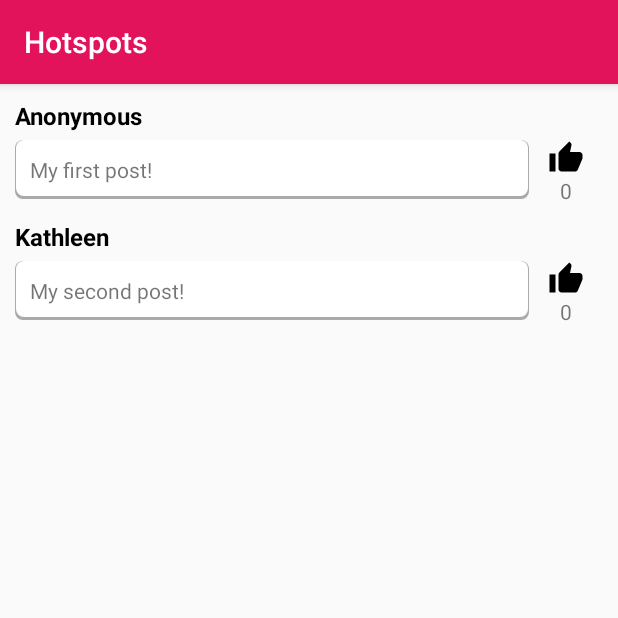
After one commit to matthew-richard/Hotspots, an Android app: the fragment Feed shown on its own in the app's theme, on a phone screen of 412 x 824 dp, the top half of it. The commit adds this screen. Run offline under Robolectric (Android 15) with nearby library versions, the phone set to English and light mode, and no system bars.

Commit message:
Added a listview/feed view

```diff
--- /dev/null
+++ b/app/src/main/java/com/teamhotspots/hotspots/Feed.java
@@ -0,0 +1,110 @@
+package com.teamhotspots.hotspots;
+
+
+import android.content.Context;
+import android.os.Bundle;
+import android.support.v4.app.Fragment;
+import android.view.LayoutInflater;
+import android.view.View;
+import android.view.ViewGroup;
+import android.widget.AdapterView;
+import android.widget.ArrayAdapter;
+import android.widget.ImageView;
+import android.widget.ListView;
+import android.widget.TextView;
+
+import java.text.SimpleDateFormat;
+import java.util.ArrayList;
+import java.util.Date;
+import java.util.List;
+
+/**
+ * Created by Kathleen on 4/7/2017.
+ */
+
+public class Feed extends Fragment {
+    private ListView postsListView;
+    private List<Post> posts = new ArrayList<Post>();
+    private PostAdapter adapter;
+
+    @Override
+    public View onCreateView(LayoutInflater inflater, ViewGroup container, Bundle savedInstanceState) {
+        super.onCreate(savedInstanceState);
+        View view = inflater.inflate(R.layout.fragment_feed,
+                container, false);
+
+        generatePosts();
+        postsListView = (ListView) view.findViewById(R.id.feed_list);
+        adapter = new PostAdapter(getActivity(), R.layout.post, posts);
+        postsListView.setAdapter(adapter);
+/*
+        postsListView.setOnItemClickListener(new AdapterView.OnItemClickListener(){
+            @Override
+            public void onItemClick(AdapterView<?>adapter,View v, int position, long id){
+                Post item = (Post) adapter.getItemAtPosition(position);
+
+                EditPost fragment = new EditPost();
+                Bundle args = new Bundle();
+                args.putLong(EditPost.DATE_MS, item.getDate().getTime());
+                args.putDouble(EditPost.HOURS, item.getHours());
+                args.putBoolean(EditPost.DAY, item.getDay());
+                args.putInt(EditPost.Post_TYPE, item.getPostType());
+                args.putInt(EditPost.WEATHER, item.getWeather());
+
+                fragment.setArguments(args);
+                getFragmentManager().beginTransaction().replace(R.id.content_frame, fragment).commit();
+            }
+        });*/
+
+        return view;
+    }
+
+    private void generatePosts() {
+        posts.add(new Post(getString(R.string.anonymous), "My first post!", null));
+        posts.add(new Post("Kathleen", "My second post!", null));
+    }
+
+    private class PostAdapter extends ArrayAdapter<Post> {
+        private Context context;
+        private List<Post> items;
+
+        public PostAdapter(Context context, int textViewResourceId, List<Post> items) {
+            super(context, textViewResourceId, items);
+            this.context = context;
+            this.items = items;
+        }
+
+        @Override
+        public View getView(int position, View convertView, ViewGroup parent) {
+            View view = convertView;
+            if (view == null) {
+                LayoutInflater vi = (LayoutInflater) context.getSystemService(Context.LAYOUT_INFLATER_SERVICE);
+                view = vi.inflate(R.layout.post, null);
+            }
+
+            Post p = items.get(position);
+            if (p != null) {
+                TextView username = (TextView) view.findViewById(R.id.username);
+                ImageView picture = (ImageView) view.findViewById(R.id.picture);
+                TextView message = (TextView) view.findViewById(R.id.message);
+                TextView likes = (TextView) view.findViewById(R.id.likes);
+                if (username != null) {
+                    username.setText(p.getUsername());
+                }
+
+                if (picture != null && p.getDrawable() != null) {
+                    picture.setBackgroundResource(p.getDrawable());
+                }
+
+                if (message != null) {
+                    message.setText(p.getMsg());
+                }
+
+                if (likes != null) {
+                    likes.setText("" + p.getNumLikes());
+                }
+            }
+            return view;
+        }
+    }
+}
--- /dev/null
+++ b/app/src/main/java/com/teamhotspots/hotspots/Post.java
@@ -0,0 +1,51 @@
+package com.teamhotspots.hotspots;
+
+/**
+ * Created by Kathleen on 4/7/2017.
+ */
+
+public class Post {
+    private String username;
+    private String msg;
+    private Integer drawable;    // for this stage only
+    private int numLikes;
+
+    public Post(String username, String msg, Integer drawable) {
+        this.username = username;
+        this.msg = msg;
+        this.drawable = drawable;
+        this.numLikes = 0;
+    }
+
+    public String getUsername() {
+        return username;
+    }
+
+    public void setUsername(String username) {
+        this.username = username;
+    }
+
+    public String getMsg() {
+        return msg;
+    }
+
+    public void setMsg(String msg) {
+        this.msg = msg;
+    }
+
+    public Integer getDrawable() {
+        return drawable;
+    }
+
+    public void setDrawable(Integer drawable) {
+        this.drawable = drawable;
+    }
+
+    public int getNumLikes() {
+        return this.numLikes;
+    }
+
+    public void upvote() {
+        this.numLikes++;
+    }
+}
--- /dev/null
+++ b/app/src/main/res/drawable/ic_thumb_up_black_24dp.xml
@@ -0,0 +1,9 @@
+<vector xmlns:android="http://schemas.android.com/apk/res/android"
+        android:width="24dp"
+        android:height="24dp"
+        android:viewportWidth="24.0"
+        android:viewportHeight="24.0">
+    <path
+        android:fillColor="#FF000000"
+        android:pathData="M1,21h4L5,9L1,9v12zM23,10c0,-1.1 -0.9,-2 -2,-2h-6.31l0.95,-4.57 0.03,-0.32c0,-0.41 -0.17,-0.79 -0.44,-1.06L14.17,1 7.59,7.59C7.22,7.95 7,8.45 7,9v10c0,1.1 0.9,2 2,2h9c0.83,0 1.54,-0.5 1.84,-1.22l3.02,-7.05c0.09,-0.23 0.14,-0.47 0.14,-0.73v-1.91l-0.01,-0.01L23,10z"/>
+</vector>
--- /dev/null
+++ b/app/src/main/res/drawable/rectangle_with_shadow.xml
@@ -0,0 +1,17 @@
+<?xml version="1.0" encoding="utf-8"?>
+<layer-list xmlns:android="http://schemas.android.com/apk/res/android">
+    <item >
+        <shape
+            android:shape="rectangle">
+            <solid android:color="@android:color/darker_gray" />
+            <corners android:radius="5dp"/>
+        </shape>
+    </item>
+    <item android:right="1dp" android:left="1dp" android:bottom="2dp">
+        <shape
+            android:shape="rectangle">
+            <solid android:color="@android:color/white"/>
+            <corners android:radius="5dp"/>
+        </shape>
+    </item>
+</layer-list>
--- /dev/null
+++ b/app/src/main/res/layout/fragment_feed.xml
@@ -0,0 +1,15 @@
+<?xml version="1.0" encoding="utf-8"?>
+<LinearLayout xmlns:android="http://schemas.android.com/apk/res/android"
+    android:orientation="vertical" android:layout_width="match_parent"
+    android:layout_height="match_parent"
+    android:layout_margin="10dp">
+
+    <ListView
+        android:id="@+id/feed_list"
+        android:layout_height="wrap_content"
+        android:layout_width="match_parent"
+        android:dividerHeight="10.0sp"
+        android:divider="@android:color/transparent">
+    </ListView>
+
+</LinearLayout>
--- /dev/null
+++ b/app/src/main/res/layout/post.xml
@@ -0,0 +1,53 @@
+<?xml version="1.0" encoding="utf-8"?>
+<LinearLayout xmlns:android="http://schemas.android.com/apk/res/android"
+    android:orientation="vertical" android:layout_width="match_parent"
+    android:layout_height="match_parent"
+    android:layout_margin="10dp">
+
+    <TextView android:id="@+id/username"
+        android:layout_width="match_parent"
+        android:layout_height="wrap_content"
+        android:textColor="@color/black"
+        android:textStyle="bold"
+        android:layout_gravity="left"
+        android:textSize="16sp"
+        android:paddingBottom="5dp"/>
+
+    <LinearLayout
+        android:layout_width="match_parent"
+        android:layout_height="wrap_content"
+        android:orientation="horizontal"
+        android:weightSum="8">
+        <LinearLayout
+            android:layout_width="0dp"
+            android:layout_weight="7"
+            android:layout_height="wrap_content"
+            android:orientation="vertical"
+            android:padding="10dp"
+            android:background="@drawable/rectangle_with_shadow">
+            <ImageView android:id="@+id/picture"
+                android:layout_width="match_parent"
+                android:layout_height="wrap_content"
+                android:visibility="invisible"/>
+
+            <TextView android:id="@+id/message"
+                android:layout_width="match_parent"
+                android:layout_height="wrap_content"/>
+        </LinearLayout>
+
+        <LinearLayout
+            android:layout_width="0dp"
+            android:layout_weight="1"
+            android:layout_height="wrap_content"
+            android:orientation="vertical">
+            <ImageView android:id="@+id/like_icon"
+                android:layout_width="match_parent"
+                android:layout_height="wrap_content"
+                android:src="@drawable/ic_thumb_up_black_24dp"/>
+            <TextView android:id="@+id/likes"
+                android:layout_width="match_parent"
+                android:layout_height="wrap_content"
+                android:textAlignment="center"/>
+        </LinearLayout>
+    </LinearLayout>
+</LinearLayout>
--- a/app/src/main/res/values/strings.xml
+++ b/app/src/main/res/values/strings.xml
@@ -10,4 +10,5 @@
     <string name="hello_blank_fragment">Hello blank fragment</string>
     <string name="title_activity_new_pin">NewPin</string>
     <string name="section_format">Hello World from section: %1$d</string>
+    <string name="anonymous">Anonymous</string>
 </resources>
```
Also changed, not shown: app/src/main/ic_like-web.png (added), app/src/main/res/mipmap-hdpi/ic_like.png (added), app/src/main/res/mipmap-mdpi/ic_like.png (added), app/src/main/res/mipmap-xhdpi/ic_like.png (added), app/src/main/res/mipmap-xxhdpi/ic_like.png (added), app/src/main/res/mipmap-xxxhdpi/ic_like.png (added).
